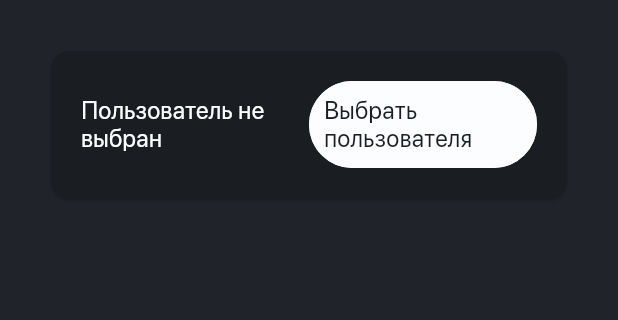
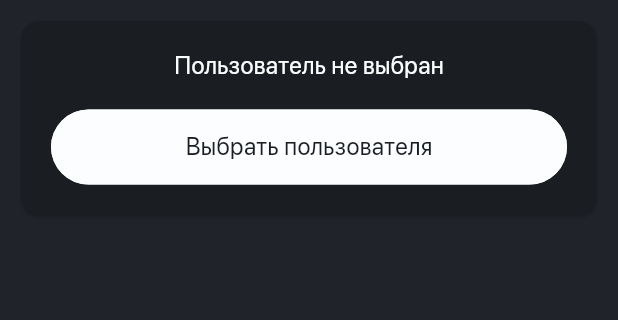
Before and after one commit to McAr0v/admin_dvij, a Flutter app: the AddOrEditPlaceAdmin screen opened directly with empty values, on a phone screen of 412 x 824 dp, the part 84-404 px from its top. Run offline on Flutter 3.47's test engine with Material 3 defaults, Android fonts, the light colour scheme and no system bars; our stand-ins replace firebase_auth, firebase_core, firebase_database, firebase_storage, flutter_svg, font_awesome_flutter and 1 more; missing offline and left inert: window_manager; accounts and stored records are empty; network calls fail; project files that could hold a hidden picture were left out.

Commit message:
Подредактировал экраны. Нужно навести порядок и подключаем мероприятия

```diff
--- a/lib/design_elements/elements_of_design.dart
+++ b/lib/design_elements/elements_of_design.dart
@@ -89,19 +89,23 @@ class ElementsOfDesign {
     }
   }
 
-  static Widget buildAdaptiveRow(bool isMobile, List<Widget> children) {
+  static Widget buildAdaptiveRow({
+    required bool isMobile,
+    required List<Widget> children,
+    double bottomPadding = 20
+      }) {
     if (isMobile) {
       return Column(
         children: children
             .map((child) => Padding(
-          padding: const EdgeInsets.only(bottom: 20),
+          padding: EdgeInsets.only(bottom: bottomPadding),
           child: child,
         ))
             .toList(),
       );
     } else {
       return Padding(
-        padding: const EdgeInsets.only(bottom: 20),
+        padding: EdgeInsets.only(bottom: bottomPadding),
         child: Row(
           children: [
             for (int i = 0; i < children.length; i++) ...[
--- a/lib/places/place_admin/add_or_edit_place_admin.dart
+++ b/lib/places/place_admin/add_or_edit_place_admin.dart
@@ -1,3 +1,5 @@
+import 'dart:io';
+
 import 'package:admin_dvij/constants/admin_role_constants.dart';
 import 'package:admin_dvij/constants/buttons_constants.dart';
 import 'package:admin_dvij/constants/system_constants.dart';
@@ -77,6 +79,7 @@ class _AddOrEditPlaceAdminState extends State<AddOrEditPlaceAdmin> {
 
   @override
   Widget build(BuildContext context) {
+    final isMobile = MediaQuery.of(context).size.width < 600; // Условие для мобильной версии
     return Scaffold(
       appBar: AppBar(
         title: Text(
@@ -99,7 +102,7 @@ class _AddOrEditPlaceAdminState extends State<AddOrEditPlaceAdmin> {
               children: [
                 Container(
                   width: sm.getScreenWidth(),
-                  padding: const EdgeInsets.all(30),
+                  padding: EdgeInsets.all(Platform.isMacOS || Platform.isWindows ? 30 : 10),
                   child: Column(
                     children: [
 
@@ -117,33 +120,35 @@ class _AddOrEditPlaceAdminState extends State<AddOrEditPlaceAdmin> {
                           placeId: widget.placeId
                       ),
 
+
+
                       // Виджет "Пользователь не выбран". Первое что видно при создании
                       if (widget.user == null && chosenUser.uid.isEmpty) Card(
                         color: AppColors.greyOnBackground,
                         child: Padding(
                           padding: const EdgeInsets.all(20),
-                          child: Row(
-                            children: [
-                              const Expanded(
-                                  flex: 1,
-                                  child: Text(AdminRoleConstants.noChosenUser),
-                              ),
-                              const SizedBox(height: 20,),
+                          child: ElementsOfDesign.buildAdaptiveRow(
+                              isMobile: isMobile,
+                              bottomPadding: 0,
+                              children: [
 
-                              // Кнопка "Выбрать пользователя"
 
-                              Expanded(
-                                flex: 1,
-                                child: ElementsOfDesign.customButton(
+                                Text(
+                                  AdminRoleConstants.noChosenUser,
+                                  style: Theme.of(context).textTheme.bodyMedium,
+                                ),
+
+                                if (isMobile) const SizedBox(height: 20,),
+
+                                ElementsOfDesign.customButton(
                                     method: () async {
                                       await choseUser();
                                     },
                                     textOnButton: ButtonsConstants.chooseUser,
                                     context: context,
                                     buttonState: ButtonStateEnum.secondary
-                                ),
-                              ),
-                            ],
+                                )
+                              ]
                           ),
                         ),
                       ),
```
Also changed, not shown: lib/ads/ad_view_create_edit_screen.dart (+8 -8 lines), lib/places/place_create_view_edit_screen.dart (+14 -15 lines), lib/users/admin_user/profile_screen.dart (+10 -10 lines), lib/users/simple_users/simple_user_screen.dart (+12 -12 lines).
